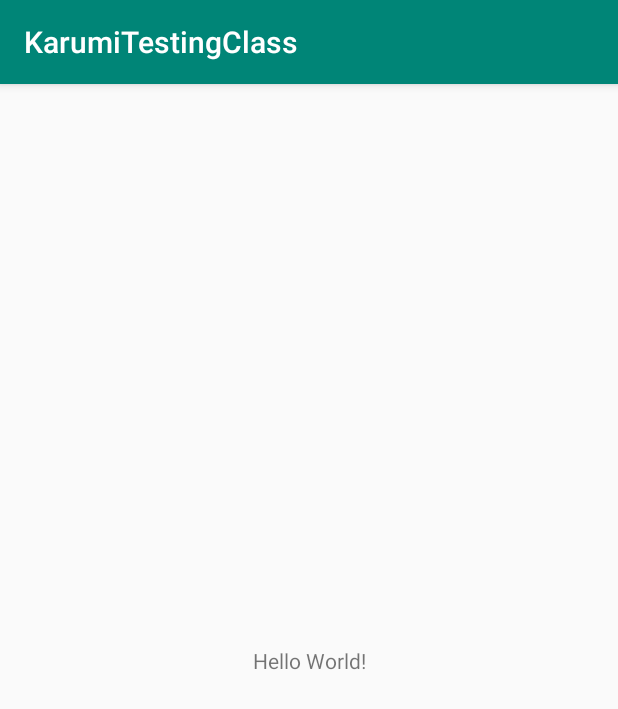
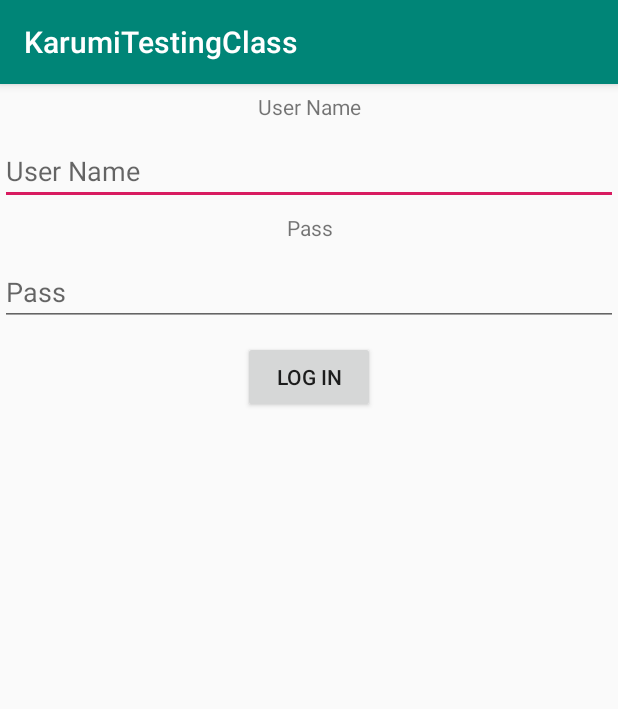
Before and after one commit to pmarinocortes/KarumiTestingClass, an Android app: the screen it shows after launch (MainActivity), on a phone screen of 412 x 824 dp. Shown: the top 709 px of the screen. Run offline under Robolectric (Android 15) with nearby library versions, the phone set to English and light mode, and no system bars.

Commit message:
ultimos ejercicios

```diff
--- a/app/build.gradle
+++ b/app/build.gradle
@@ -32,4 +32,5 @@ dependencies {
     testImplementation 'junit:junit:4.12'
     androidTestImplementation 'androidx.test.ext:junit:1.1.0'
     androidTestImplementation 'androidx.test.espresso:espresso-core:3.1.1'
+    implementation 'org.jetbrains.kotlinx:kotlinx-coroutines-core:1.3.2'
 }
--- /dev/null
+++ b/app/src/main/java/com/example/karumitestingclass/CustomException.kt
@@ -0,0 +1,4 @@
+package com.example.karumitestingclass
+
+class CustomException: Exception() {
+}
--- /dev/null
+++ b/app/src/main/java/com/example/karumitestingclass/LogIn.kt
@@ -0,0 +1,9 @@
+package com.example.karumitestingclass
+
+class LogIn {
+    fun logIn(user: String, pass:String) : Boolean =
+        user == "galicia" && pass == "llueve"
+
+
+
+}
--- /dev/null
+++ b/app/src/main/java/com/example/karumitestingclass/LogOut.kt
@@ -0,0 +1,18 @@
+package com.example.karumitestingclass
+
+import java.util.*
+
+
+class LogOut(val clock: Clock) {
+    fun logOut(): Boolean {
+        return clock.now().time.toInt()%2 == 0
+    }
+}
+
+interface Clock {
+    fun now(): Date
+}
+
+class SystemClock: Clock {
+    override fun now() = Date()
+}
--- a/app/src/main/java/com/example/karumitestingclass/MainActivity.kt
+++ b/app/src/main/java/com/example/karumitestingclass/MainActivity.kt
@@ -1,12 +1,55 @@
 package com.example.karumitestingclass
 
+import android.os.Bundle
+import android.view.View
+import android.widget.Toast
 import androidx.appcompat.app.AppCompatActivity
-import android.os.Bundle
+import kotlinx.android.synthetic.main.activity_main.*
 
-class MainActivity : AppCompatActivity() {
+class MainActivity : AppCompatActivity(), ViewTranslator {
+    override fun showError(message: String) {
+        Toast.makeText(this, message, Toast.LENGTH_LONG).show()
+    }
+
+    private val presenter = Presenter(LogIn(), LogOut(SystemClock()), this)
+    override fun hideLogInForm() {
+        userName.visibility = View.GONE
+        userNameEditText.visibility = View.GONE
+        pass.visibility = View.GONE
+        passEditText.visibility = View.GONE
+        logInButton.visibility = View.GONE
+    }
+
+    override fun hideLogOutForm() {
+        logOutButton.visibility = View.GONE
+    }
+
+    override fun showLogInForm() {
+        userName.visibility = View.VISIBLE
+        userNameEditText.visibility = View.VISIBLE
+        pass.visibility = View.VISIBLE
+        passEditText.visibility = View.VISIBLE
+        logInButton.visibility = View.VISIBLE
+    }
+
+    override fun showLogOutForm() {
+        logOutButton.visibility = View.VISIBLE
+    }
 
     override fun onCreate(savedInstanceState: Bundle?) {
         super.onCreate(savedInstanceState)
         setContentView(R.layout.activity_main)
+
+
+        logInButton.setOnClickListener {
+            val username = userNameEditText.text.toString()
+            val password = passEditText.text.toString()
+            presenter.onLogInButtonClick(username, password)
+        }
+
+        logOutButton.setOnClickListener {
+            presenter.onLogOutButtonClick()
+        }
+
     }
 }
--- /dev/null
+++ b/app/src/main/java/com/example/karumitestingclass/Presenter.kt
@@ -0,0 +1,41 @@
+package com.example.karumitestingclass
+
+import kotlinx.coroutines.runBlocking
+
+class Presenter (
+    val logIn: LogIn,
+    val logOut: LogOut,
+    val view: ViewTranslator
+) {
+    fun onLogInButtonClick(user: String, pass: String) {
+        runBlocking {
+            if (logIn.logIn(user, pass)) {
+                view.hideLogInForm()
+                view.showLogOutForm()
+            } else {
+                view.showError("Oops, credenciales incorrectas")
+            }
+        }
+
+    }
+
+    fun onLogOutButtonClick() {
+        runBlocking {
+            if (logOut.logOut()) {
+                view.hideLogOutForm()
+                view.showLogInForm()
+            } else {
+                view.showError("Oops, log out error")
+            }
+        }
+
+    }
+}
+
+interface ViewTranslator{
+    fun hideLogInForm()
+    fun hideLogOutForm()
+    fun showLogInForm()
+    fun showLogOutForm()
+    fun showError(message: String)
+}
--- a/app/src/main/res/layout/activity_main.xml
+++ b/app/src/main/res/layout/activity_main.xml
@@ -7,12 +7,63 @@
     tools:context=".MainActivity">
 
     <TextView
-        android:layout_width="wrap_content"
+        android:id="@+id/userName"
+        android:layout_width="0dp"
         android:layout_height="wrap_content"
-        android:text="Hello World!"
-        app:layout_constraintBottom_toBottomOf="parent"
+        android:padding="5dp"
+        android:gravity="center"
+        android:text="User Name"
         app:layout_constraintLeft_toLeftOf="parent"
         app:layout_constraintRight_toRightOf="parent"
         app:layout_constraintTop_toTopOf="parent" />
+    <EditText
+        android:id="@+id/userNameEditText"
+        android:layout_width="0dp"
+        android:layout_height="wrap_content"
+        android:hint="User Name"
+        app:layout_constraintLeft_toLeftOf="parent"
+        app:layout_constraintRight_toRightOf="parent"
+        app:layout_constraintTop_toBottomOf="@+id/userName"
+        android:layout_marginTop="5dp"/>
+    <TextView
+        android:id="@+id/pass"
+        android:layout_width="0dp"
+        android:layout_height="wrap_content"
+        android:padding="5dp"
+        android:gravity="center"
+        android:text="Pass"
+        app:layout_constraintLeft_toLeftOf="parent"
+        app:layout_constraintRight_toRightOf="parent"
+        app:layout_constraintTop_toBottomOf="@+id/userNameEditText" />
+    <EditText
+        android:id="@+id/passEditText"
+        android:layout_width="0dp"
+        android:layout_height="wrap_content"
+        android:inputType="textPassword"
+        android:hint="Pass"
+        app:layout_constraintLeft_toLeftOf="parent"
+        app:layout_constraintRight_toRightOf="parent"
+        app:layout_constraintTop_toBottomOf="@+id/pass"
+        android:layout_marginTop="5dp"/>
+    <Button
+        android:id="@+id/logInButton"
+        android:layout_width="wrap_content"
+        android:layout_height="wrap_content"
+        app:layout_constraintTop_toBottomOf="@+id/passEditText"
+        app:layout_constraintLeft_toLeftOf="parent"
+        app:layout_constraintRight_toRightOf="parent"
+        android:layout_margin="10dp"
+        android:text="Log In"/>
+    <Button
+        android:id="@+id/logOutButton"
+        android:layout_width="wrap_content"
+        android:layout_height="wrap_content"
+        app:layout_constraintTop_toTopOf="parent"
+        app:layout_constraintLeft_toLeftOf="parent"
+        app:layout_constraintRight_toRightOf="parent"
+        android:visibility="gone"
+        android:text="Log Out"
+        android:layout_margin="10dp"
+        />
 
 </androidx.constraintlayout.widget.ConstraintLayout>
```
Also changed, not shown: app/src/main/java/com/example/karumitestingclass/StringCalculator.kt (+16 -0 lines), 3 other files.
